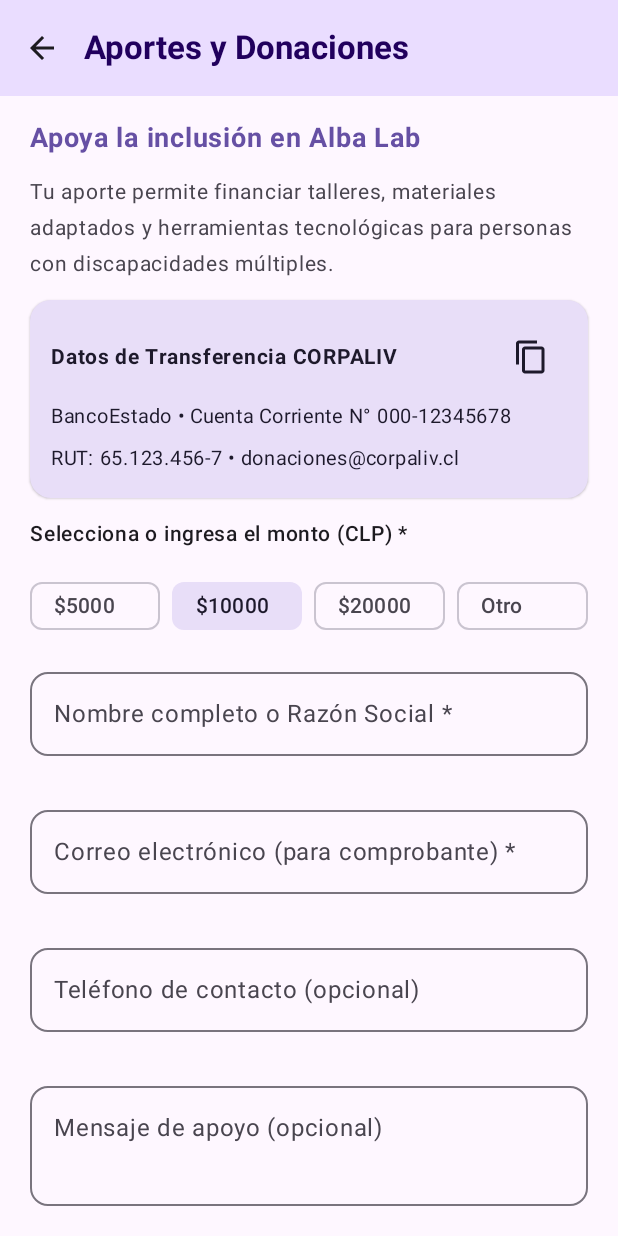
After one commit to tiohisoka202/AppCorpaliv, an Android app built with Jetpack Compose: the DonacionesScreen screen opened through its navigation route, on a phone screen of 412 x 824 dp. The commit adds this screen. Run offline under Robolectric (Android 15) with nearby library versions, the phone set to English and light mode, and no system bars.

Commit message:
pagina para donaciones

```diff
--- a/app/src/main/java/com/example/appcorpaliv/MainActivity.kt
+++ b/app/src/main/java/com/example/appcorpaliv/MainActivity.kt
@@ -14,6 +14,7 @@ import androidx.navigation.compose.rememberNavController
 import com.example.appcorpaliv.navigation.Screen
 import com.example.appcorpaliv.ui.screens.CatalogoScreen
 import com.example.appcorpaliv.ui.screens.ContactoEmpresaScreen
+import com.example.appcorpaliv.ui.screens.DonacionesScreen
 import com.example.appcorpaliv.ui.screens.FormularioScreen
 import com.example.appcorpaliv.ui.screens.HomeScreen
 import com.example.appcorpaliv.ui.theme.AppCorpalivTheme
@@ -47,7 +48,7 @@ fun AppNavigation() {
             HomeScreen(navController = navController)
         }
 
-        // Formulario 1: Beneficiarios (pantalla limpia sin botón superpuesto)
+        // Formulario 1: Beneficiarios
         composable(Screen.Formulario.route) {
             FormularioScreen(navController = navController)
         }
@@ -61,6 +62,15 @@ fun AppNavigation() {
             )
         }
 
+        // Pantalla de Donaciones
+        composable(Screen.Donaciones.route) {
+            DonacionesScreen(
+                onVolverClick = {
+                    navController.popBackStack()
+                }
+            )
+        }
+
         // Catálogo de Iniciativas y Servicios
         composable(Screen.Catalogo.route) {
             CatalogoScreen(navController = navController)
--- a/app/src/main/java/com/example/appcorpaliv/navigation/Screen.kt
+++ b/app/src/main/java/com/example/appcorpaliv/navigation/Screen.kt
@@ -5,5 +5,6 @@ sealed class Screen(val route: String) {
     data object Catalogo : Screen("catalogo_screen")
     data object Formulario : Screen("formulario_screen")
     data object ContactoEmpresa : Screen("contacto_empresas")
+    data object Donaciones : Screen("donaciones_screen")
     data object Resumen : Screen("resumen_screen")
 }
--- /dev/null
+++ b/app/src/main/java/com/example/appcorpaliv/ui/screens/DonacionesScreen.kt
@@ -0,0 +1,422 @@
+package com.example.appcorpaliv.ui.screens
+
+import android.util.Patterns
+import android.widget.Toast
+import androidx.compose.animation.AnimatedVisibility
+import androidx.compose.animation.fadeIn
+import androidx.compose.animation.fadeOut
+import androidx.compose.foundation.layout.*
+import androidx.compose.foundation.rememberScrollState
+import androidx.compose.foundation.shape.RoundedCornerShape
+import androidx.compose.foundation.text.KeyboardOptions
+import androidx.compose.foundation.verticalScroll
+import androidx.compose.material.icons.Icons
+import androidx.compose.material.icons.filled.ArrowBack
+import androidx.compose.material.icons.filled.CheckCircle
+import androidx.compose.material.icons.filled.ContentCopy
+import androidx.compose.material.icons.filled.Favorite
+import androidx.compose.material.icons.filled.Warning
+import androidx.compose.material3.*
+import androidx.compose.runtime.*
+import androidx.compose.ui.Alignment
+import androidx.compose.ui.Modifier
+import androidx.compose.ui.platform.LocalClipboardManager
+import androidx.compose.ui.platform.LocalContext
+import androidx.compose.ui.text.AnnotatedString
+import androidx.compose.ui.text.font.FontWeight
+import androidx.compose.ui.text.input.KeyboardType
+import androidx.compose.ui.unit.dp
+import androidx.compose.ui.unit.sp
+import com.example.appcorpaliv.network.RetrofitClient
+import com.example.appcorpaliv.network.SolicitudColaboracionDto
+import com.example.appcorpaliv.util.NetworkUtils
+import kotlinx.coroutines.launch
+
+@OptIn(ExperimentalMaterial3Api::class)
+@Composable
+fun DonacionesScreen(
+    onVolverClick: () -> Unit
+) {
+    val context = LocalContext.current
+    val clipboardManager = LocalClipboardManager.current
+    val scope = rememberCoroutineScope()
+
+    val montosRapidos = listOf("5000", "10000", "20000")
+    var montoSeleccionado by remember { mutableStateOf("10000") }
+    var montoPersonalizado by remember { mutableStateOf("") }
+
+    var nombreDonante by remember { mutableStateOf("") }
+    var emailDonante by remember { mutableStateOf("") }
+    var telefonoDonante by remember { mutableStateOf("") }
+    var mensajeApoyo by remember { mutableStateOf("") }
+
+    var enviando by remember { mutableStateOf(false) }
+    var idDonacionCreada by remember { mutableStateOf<Long?>(null) }
+    var tieneInternet by remember { mutableStateOf(true) }
+
+    val montoFinal = if (montoSeleccionado == "OTRO") montoPersonalizado else montoSeleccionado
+
+    // Validaciones
+    val emailValido = emailDonante.isNotBlank() &&
+            Patterns.EMAIL_ADDRESS.matcher(emailDonante.trim()).matches()
+    val mostrarErrorEmail = emailDonante.isNotBlank() && !emailValido
+
+    val telefonoValido = telefonoDonante.isBlank() || telefonoDonante.length >= 8
+    val mostrarErrorTelefono = telefonoDonante.isNotBlank() && !telefonoValido
+
+    val formularioValido = nombreDonante.trim().length >= 3 &&
+            emailValido &&
+            telefonoValido &&
+            montoFinal.isNotBlank() && (montoFinal.toIntOrNull() ?: 0) > 0
+
+    // Diálogo de confirmación con los datos de transferencia
+    if (idDonacionCreada != null) {
+        AlertDialog(
+            onDismissRequest = { },
+            icon = {
+                Icon(
+                    imageVector = Icons.Default.CheckCircle,
+                    contentDescription = null,
+                    tint = MaterialTheme.colorScheme.primary,
+                    modifier = Modifier.size(40.dp)
+                )
+            },
+            title = {
+                Text(
+                    text = "¡Gracias por tu aporte!",
+                    fontWeight = FontWeight.Bold
+                )
+            },
+            text = {
+                Column(verticalArrangement = Arrangement.spacedBy(8.dp)) {
+                    Text(
+                        text = "Tu compromiso de donación por $$montoFinal CLP quedó registrado (ID: #$idDonacionCreada). Enviaremos el comprobante a ${emailDonante.trim()}."
+                    )
+                    Text(
+                        text = "Para completarlo, realiza la transferencia a:\n" +
+                                "• Banco: BancoEstado\n" +
+                                "• Tipo: Cuenta Corriente\n" +
+                                "• N° Cuenta: 000-12345678\n" +
+                                "• RUT: 65.123.456-7\n" +
+                                "• Correo: donaciones@corpaliv.cl",
+                        fontSize = 13.sp,
+                        color = MaterialTheme.colorScheme.onSurfaceVariant
+                    )
+                }
+            },
+            confirmButton = {
+                Button(
+                    onClick = {
+                        idDonacionCreada = null
+                        onVolverClick()
+                    }
+                ) {
+                    Text("Finalizar")
+                }
+            }
+        )
+    }
+
+    Scaffold(
+        topBar = {
+            TopAppBar(
+                title = {
+                    Text(
+                        text = "Aportes y Donaciones",
+                        fontWeight = FontWeight.Bold
+                    )
+                },
+                navigationIcon = {
+                    IconButton(onClick = onVolverClick) {
+                        Icon(
+                            imageVector = Icons.Default.ArrowBack,
+                            contentDescription = "Volver al inicio"
+                        )
+                    }
+                },
+                colors = TopAppBarDefaults.topAppBarColors(
+                    containerColor = MaterialTheme.colorScheme.primaryContainer,
+                    titleContentColor = MaterialTheme.colorScheme.onPrimaryContainer
+                )
+            )
+        }
+    ) { padding ->
+        Column(
+            modifier = Modifier
+                .fillMaxSize()
+                .padding(padding)
+                .padding(horizontal = 20.dp, vertical = 16.dp)
+                .verticalScroll(rememberScrollState()),
+            verticalArrangement = Arrangement.spacedBy(12.dp)
+        ) {
+            Text(
+                text = "Apoya la inclusión en Alba Lab",
+                fontSize = 18.sp,
+                fontWeight = FontWeight.Bold,
+                color = MaterialTheme.colorScheme.primary
+            )
+
+            Text(
+                text = "Tu aporte permite financiar talleres, materiales adaptados y herramientas tecnológicas para personas con discapacidades múltiples.",
+                fontSize = 14.sp,
+                color = MaterialTheme.colorScheme.onSurfaceVariant
+            )
+
+            // Tarjeta con datos de transferencia directa
+            ElevatedCard(
+                modifier = Modifier.fillMaxWidth(),
+                shape = RoundedCornerShape(14.dp),
+                colors = CardDefaults.elevatedCardColors(
+                    containerColor = MaterialTheme.colorScheme.secondaryContainer
+                )
+            ) {
+                Column(
+                    modifier = Modifier
+                        .fillMaxWidth()
+                        .padding(14.dp),
+                    verticalArrangement = Arrangement.spacedBy(4.dp)
+                ) {
+                    Row(
+                        modifier = Modifier.fillMaxWidth(),
+                        horizontalArrangement = Arrangement.SpaceBetween,
+                        verticalAlignment = Alignment.CenterVertically
+                    ) {
+                        Text(
+                            text = "Datos de Transferencia CORPALIV",
+                            fontSize = 14.sp,
+                            fontWeight = FontWeight.Bold,
+                            color = MaterialTheme.colorScheme.onSecondaryContainer
+                        )
+                        IconButton(
+                            onClick = {
+                                clipboardManager.setText(
+                                    AnnotatedString("CORPALIV | RUT: 65.123.456-7 | BancoEstado Cta Cte: 000-12345678 | donaciones@corpaliv.cl")
+                                )
+                                Toast.makeText(context, "Datos bancarios copiados", Toast.LENGTH_SHORT).show()
+                            }
+                        ) {
+                            Icon(
+                                imageVector = Icons.Default.ContentCopy,
+                                contentDescription = "Copiar datos bancarios"
+                            )
+                        }
+                    }
+                    Text("BancoEstado • Cuenta Corriente N° 000-12345678", fontSize = 13.sp)
+                    Text("RUT: 65.123.456-7 • donaciones@corpaliv.cl", fontSize = 13.sp)
+                }
+            }
+
+            Text(
+                text = "Selecciona o ingresa el monto (CLP) *",
+                fontSize = 14.sp,
+                fontWeight = FontWeight.SemiBold
+            )
+
+            // Botones rápidos de monto
+            Row(
+                modifier = Modifier.fillMaxWidth(),
+                horizontalArrangement = Arrangement.spacedBy(8.dp)
+            ) {
+                montosRapidos.forEach { monto ->
+                    FilterChip(
+                        selected = montoSeleccionado == monto,
+                        onClick = { montoSeleccionado = monto },
+                        label = { Text("$$monto") },
+                        modifier = Modifier.weight(1f)
+                    )
+                }
+                FilterChip(
+                    selected = montoSeleccionado == "OTRO",
+                    onClick = { montoSeleccionado = "OTRO" },
+                    label = { Text("Otro") },
+                    modifier = Modifier.weight(1f)
+                )
+            }
+
+            if (montoSeleccionado == "OTRO") {
+                OutlinedTextField(
+                    value = montoPersonalizado,
+                    onValueChange = { soloNumeros ->
+                        montoPersonalizado = soloNumeros.filter { it.isDigit() }
+                    },
+                    label = { Text("Monto en pesos (CLP) *") },
+                    keyboardOptions = KeyboardOptions(keyboardType = KeyboardType.Number),
+                    modifier = Modifier.fillMaxWidth(),
+                    singleLine = true,
+                    shape = RoundedCornerShape(12.dp)
+                )
+            }
+
+            OutlinedTextField(
+                value = nombreDonante,
+                onValueChange = { nombreDonante = it },
+                label = { Text("Nombre completo o Razón Social *") },
+                isError = nombreDonante.isNotBlank() && nombreDonante.trim().length < 3,
+                supportingText = {
+                    if (nombreDonante.isNotBlank() && nombreDonante.trim().length < 3) {
+                        Text("Ingresa al menos 3 caracteres")
+                    }
+                },
+                modifier = Modifier.fillMaxWidth(),
+                singleLine = true,
+                shape = RoundedCornerShape(12.dp)
+            )
+
+            OutlinedTextField(
+                value = emailDonante,
+                onValueChange = { emailDonante = it },
+                label = { Text("Correo electrónico (para comprobante) *") },
+                isError = mostrarErrorEmail,
+                supportingText = {
+                    if (mostrarErrorEmail) {
+                        Text("Ingresa un correo válido (ej: nombre@correo.cl)")
+                    }
+                },
+                keyboardOptions = KeyboardOptions(keyboardType = KeyboardType.Email),
+                modifier = Modifier.fillMaxWidth(),
+                singleLine = true,
+                shape = RoundedCornerShape(12.dp)
+            )
+
+            OutlinedTextField(
+                value = telefonoDonante,
+                onValueChange = { soloDigitos ->
+                    telefonoDonante = soloDigitos.filter { it.isDigit() || it == '+' }
+                },
+                label = { Text("Teléfono de contacto (opcional)") },
+                isError = mostrarErrorTelefono,
+                supportingText = {
+                    if (mostrarErrorTelefono) {
+                        Text("El teléfono debe tener al menos 8 dígitos")
+                    }
+                },
+                keyboardOptions = KeyboardOptions(keyboardType = KeyboardType.Phone),
+                modifier = Modifier.fillMaxWidth(),
+                singleLine = true,
+                shape = RoundedCornerShape(12.dp)
+            )
+
+            OutlinedTextField(
+                value = mensajeApoyo,
+                onValueChange = { mensajeApoyo = it },
+                label = { Text("Mensaje de apoyo (opcional)") },
+                modifier = Modifier.fillMaxWidth(),
+                minLines = 2,
+                shape = RoundedCornerShape(12.dp)
+            )
+
+            AnimatedVisibility(
+                visible = !tieneInternet,
+                enter = fadeIn(),
+                exit = fadeOut()
+            ) {
+                Surface(
+                    shape = RoundedCornerShape(12.dp),
+                    color = MaterialTheme.colorScheme.errorContainer,
+                    modifier = Modifier.fillMaxWidth()
+                ) {
+                    Row(
+                        modifier = Modifier.padding(12.dp),
+                        verticalAlignment = Alignment.CenterVertically,
+                        horizontalArrangement = Arrangement.spacedBy(8.dp)
+                    ) {
+                        Icon(
+                            imageVector = Icons.Default.Warning,
+                            contentDescription = null,
+                            tint = MaterialTheme.colorScheme.onErrorContainer
+                        )
+                        Text(
+                            text = "No se detecta conexión activa a internet.",
+                            color = MaterialTheme.colorScheme.onErrorContainer,
+                            style = MaterialTheme.typography.bodySmall
+                        )
+                    }
+                }
+            }
+
+            Spacer(modifier = Modifier.height(6.dp))
+
+            Button(
+                onClick = {
+                    tieneInternet = NetworkUtils.isInternetAvailable(context)
+
+                    scope.launch {
+                        enviando = true
+                        try {
+                            val detalleMensaje = buildString {
+                                append("Monto comprometido: $$montoFinal CLP.")
+                                if (mensajeApoyo.isNotBlank()) {
+                                    append(" Mensaje: ${mensajeApoyo.trim()}")
+                                }
+                            }
+
+                            val nuevaDonacion = SolicitudColaboracionDto(
+                                nombreContacto = nombreDonante.trim(),
+                                rutOOrganizacion = "DONANTE_PARTICULAR",
+                                email = emailDonante.trim(),
+                                telefono = telefonoDonante.ifBlank { null },
+                                tipoColaboracion = "DONACION",
+                                mensaje = detalleMensaje
+                            )
+
+                            val response = RetrofitClient.vinculacionApi.crearSolicitud(nuevaDonacion)
+                            if (response.isSuccessful) {
+                                idDonacionCreada = response.body()?.id ?: 0L
+                            } else {
+                                Toast.makeText(
+                                    context,
+                                    "Error al registrar (${response.code()}): verifica los datos",
+                                    Toast.LENGTH_LONG
+                                ).show()
+                            }
+                        } catch (e: Exception) {
+                            Toast.makeText(
+                                context,
+                                "Error de red con ms-vinculacion (9092): ${e.localizedMessage}",
+                                Toast.LENGTH_LONG
+                            ).show()
+                        } finally {
+                            enviando = false
+                        }
+                    }
+                },
+                enabled = formularioValido && !enviando,
+                modifier = Modifier
+                    .fillMaxWidth()
+                    .height(52.dp),
+                shape = RoundedCornerShape(12.dp)
+            ) {
+                if (enviando) {
+                    CircularProgressIndicator(
+                        modifier = Modifier.size(22.dp),
+                        strokeWidth = 2.dp,
+                        color = MaterialTheme.colorScheme.onPrimary
+                    )
+                    Spacer(modifier = Modifier.width(10.dp))
+                    Text("Registrando aporte...", fontSize = 15.sp)
+                } else {
+                    Icon(
+                        imageVector = Icons.Default.Favorite,
+                        contentDescription = null
+                    )
+                    Spacer(modifier = Modifier.width(8.dp))
+                    Text(
+                        text = "Registrar Donación",
+                        fontSize = 15.sp,
+                        fontWeight = FontWeight.SemiBold
+                    )
+                }
+            }
+
+            OutlinedButton(
+                onClick = onVolverClick,
+                modifier = Modifier
+                    .fillMaxWidth()
+                    .height(50.dp),
+                shape = RoundedCornerShape(12.dp)
+            ) {
+                Text("Volver al Inicio", fontSize = 15.sp)
+            }
+        }
+    }
+}
--- a/app/src/main/java/com/example/appcorpaliv/ui/screens/HomeScreen.kt
+++ b/app/src/main/java/com/example/appcorpaliv/ui/screens/HomeScreen.kt
@@ -3,6 +3,7 @@ package com.example.appcorpaliv.ui.screens
 import androidx.compose.foundation.layout.*
 import androidx.compose.foundation.shape.RoundedCornerShape
 import androidx.compose.material.icons.Icons
+import androidx.compose.material.icons.filled.Favorite
 import androidx.compose.material.icons.filled.Home
 import androidx.compose.material.icons.filled.Info
 import androidx.compose.material.icons.filled.Person
@@ -62,7 +63,7 @@ fun HomeScreen(navController: NavController) {
                 color = MaterialTheme.colorScheme.onSurfaceVariant
             )
 
-            Spacer(modifier = Modifier.height(36.dp))
+            Spacer(modifier = Modifier.height(32.dp))
 
             // Botón 1: Registro de Beneficiarios
             Button(
@@ -127,6 +128,28 @@ fun HomeScreen(navController: NavController) {
                     fontWeight = FontWeight.SemiBold
                 )
             }
+
+            Spacer(modifier = Modifier.height(14.dp))
+
+            // Botón 4: Aportes y Donaciones
+            FilledTonalButton(
+                onClick = { navController.navigate(Screen.Donaciones.route) },
+                modifier = Modifier
+                    .fillMaxWidth()
+                    .height(52.dp),
+                shape = RoundedCornerShape(12.dp)
+            ) {
+                Icon(
+                    imageVector = Icons.Default.Favorite,
+                    contentDescription = "Ir a donaciones"
+                )
+                Spacer(modifier = Modifier.width(10.dp))
+                Text(
+                    text = "Aportes y Donaciones",
+                    fontSize = 15.sp,
+                    fontWeight = FontWeight.SemiBold
+                )
+            }
         }
     }
 }
```
